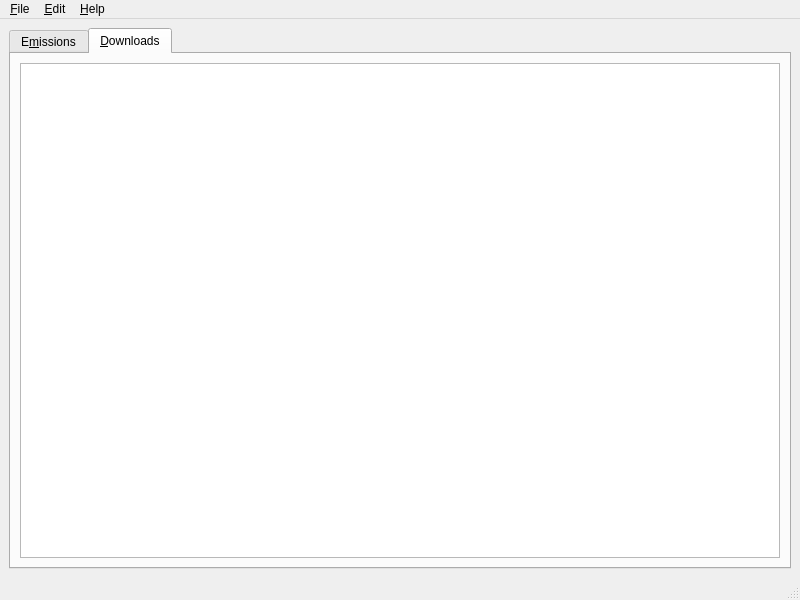
The window that toutvqt/dat/ui/main_window.ui (bvanheu/pytoutv) describes before a commit, drawn with Qt 5.
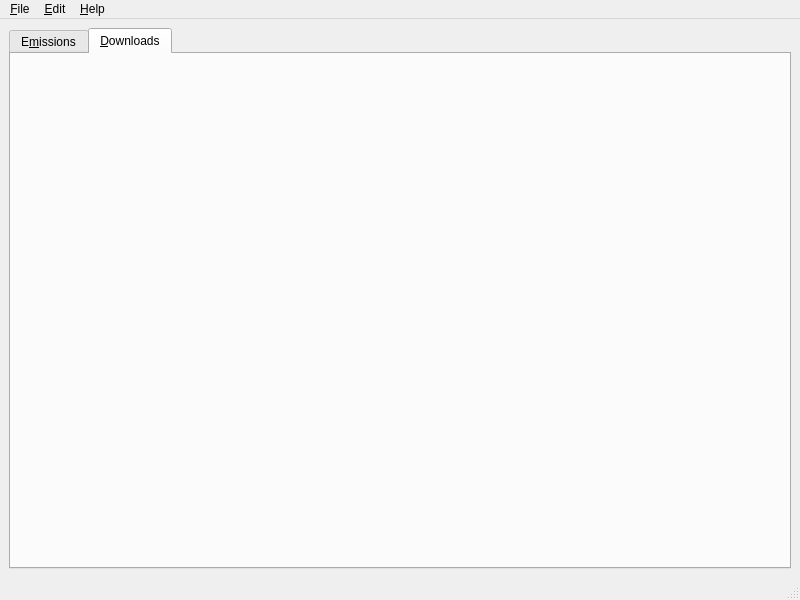
The same window after the commit. The open tabs and pages were chosen to show the change.

Commit message: Qt: add basic downloads table view custom widget

```diff
--- a/toutvqt/dat/ui/main_window.ui
+++ b/toutvqt/dat/ui/main_window.ui
@@ -30,11 +30,7 @@
        <attribute name="title">
         <string>&amp;Downloads</string>
        </attribute>
-       <layout class="QVBoxLayout" name="verticalLayout_2">
-        <item>
-         <widget class="QTableView" name="downloads_table"/>
-        </item>
-       </layout>
+       <layout class="QVBoxLayout" name="verticalLayout_2"/>
       </widget>
      </widget>
     </item>
```
The commit also changes 2 other files.
